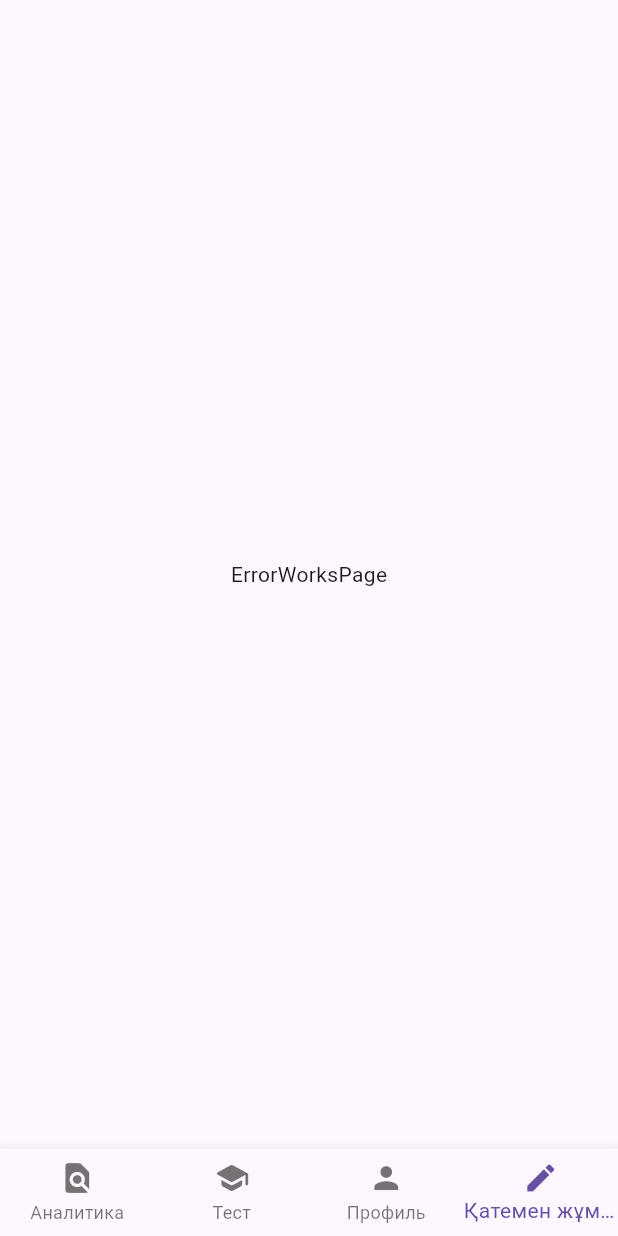
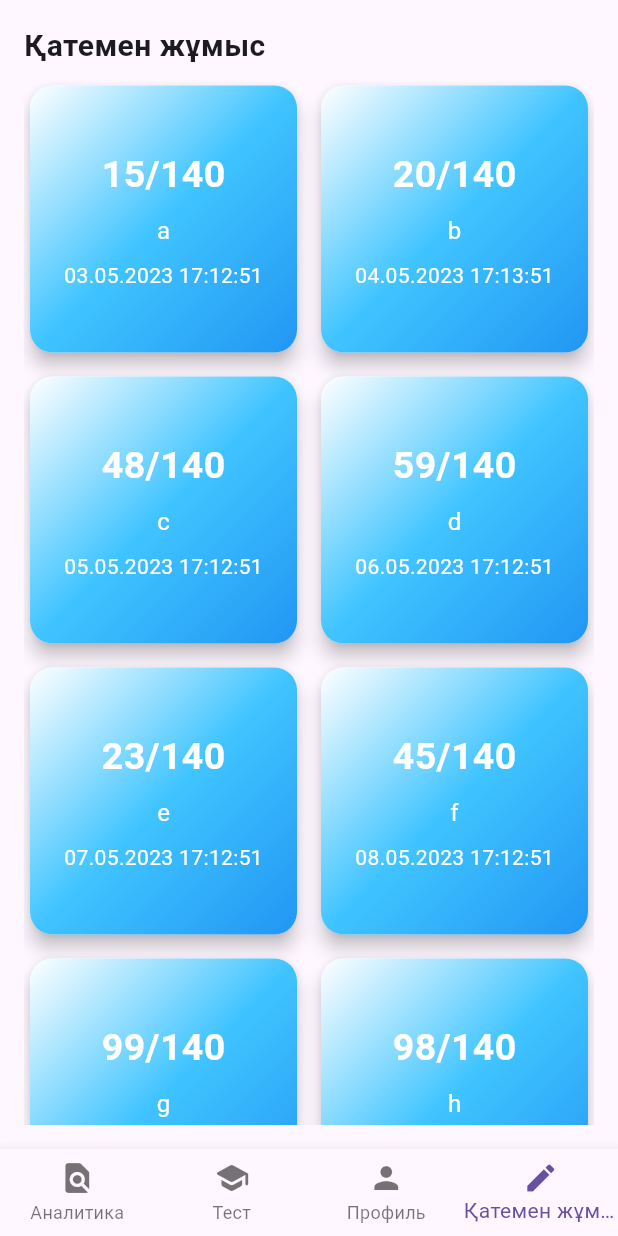
Before and after one commit to CRObite/test_bililm-lab_mobile, a Flutter app: the screen it shows after launch, item 4 of the bottom bar chosen, on a phone screen of 412 x 824 dp. Run offline on Flutter 3.47's test engine with Material 3 defaults, Android fonts, the phone set to English and light mode, and no system bars; our stand-ins replace connectivity_plus, dio, flutter_html, get, quickalert; accounts and stored records are empty.

Commit message:
start errorWorkPage

```diff
--- a/lib/presentation/ErrorWorksPages/ErrorWorksPart.dart
+++ b/lib/presentation/ErrorWorksPages/ErrorWorksPart.dart
@@ -1,4 +1,6 @@
 import 'package:flutter/material.dart';
+
+import '../../utils/AppTexts.dart';
 
 class ErrorWorksPart extends StatefulWidget {
   const ErrorWorksPart({super.key});
@@ -8,12 +10,95 @@ class ErrorWorksPart extends StatefulWidget {
 }
 
 class _ErrorWorksPartState extends State<ErrorWorksPart> {
+
+  List<int> scores = [15,20,48,59,23,45,99,98,105,140];
+  List<String> subjects = ['a','b','c','d','e','f','g','h','i','j'];
+  List<String> time = [
+    '03.05.2023 17:12:51',
+    '04.05.2023 17:13:51',
+    '05.05.2023 17:12:51',
+    '06.05.2023 17:12:51',
+    '07.05.2023 17:12:51',
+    '08.05.2023 17:12:51',
+    '09.05.2023 17:12:51',
+    '10.05.2023 17:12:51',
+    '11.05.2023 17:12:51',
+    '12.05.2023 17:12:51'];
+
+  int pageNum = 5;
+
+
   @override
   Widget build(BuildContext context) {
-    return const Scaffold(
-      body: Center(
-        child: Text("ErrorWorksPage"),
-      ),
+    return Padding(
+        padding:  const EdgeInsets.all(8.0),
+        child: Column(
+          crossAxisAlignment: CrossAxisAlignment.start,
+          children: [
+            Text(AppText.errorWork, style: const TextStyle(fontSize: 20,fontWeight: FontWeight.bold),),
+            const SizedBox(height: 8,),
+
+            Expanded(
+              child: GridView.builder(
+                gridDelegate: const SliverGridDelegateWithFixedCrossAxisCount(
+                  crossAxisCount: 2,
+                  crossAxisSpacing: 8.0,
+                  mainAxisSpacing: 8.0,
+                ),
+                itemCount: scores.length,
+                itemBuilder: (BuildContext context, int index) {
+                  return Card(
+                    color: Colors.white,
+                    elevation: 5,
+                    shape: RoundedRectangleBorder(
+                      borderRadius: BorderRadius.circular(15.0), // Adjust the radius as needed
+                    ),
+                    child: Container(
+                      decoration: BoxDecoration(
+                        borderRadius: BorderRadius.circular(15.0),
+                        gradient: const LinearGradient(
+                          begin: Alignment.topLeft,
+                          end: Alignment.bottomRight,
+                          colors: [Colors.white,Colors.lightBlueAccent,Colors.blue ],
+                        ),
+                      ),
+                      child: Center(
+                        child: Column(
+                          mainAxisSize: MainAxisSize.min,
+                          children: [
+                            Text(
+                              '${scores[index]}/140',
+                              style: const TextStyle(
+                                fontWeight: FontWeight.bold,
+                                fontSize: 25,
+                                color: Colors.white,
+                              ),
+                            ),
+                            const SizedBox(height: 8),
+                            Text(
+                              subjects[index],
+                              style: const TextStyle(
+                                fontSize: 16,
+                                color: Colors.white,
+                              ),
+                            ),
+                            const SizedBox(height: 8),
+                            Text(
+                              time[index],
+                              style: const TextStyle(
+                                color: Colors.white,
+                              ),
+                            ),
+                          ],
+                        ),
+                      ),
+                    ),
+                  );
+                },
+              ),
+            ),
+          ],
+        ),
     );
   }
 }
--- a/lib/presentation/Widgets/CustomBarChart.dart
+++ b/lib/presentation/Widgets/CustomBarChart.dart
@@ -134,7 +134,7 @@ class _CustomBarChartState extends State<CustomBarChart> {
 
                       gradient: LinearGradient(
                         colors: [widget.barColor, Colors.black12],
-                        stops: const [0.5, 2.0],
+                        stops: const [0.5, 3.0],
                         begin: Alignment.topCenter,
                         end: Alignment.bottomCenter,
                       ),
```
